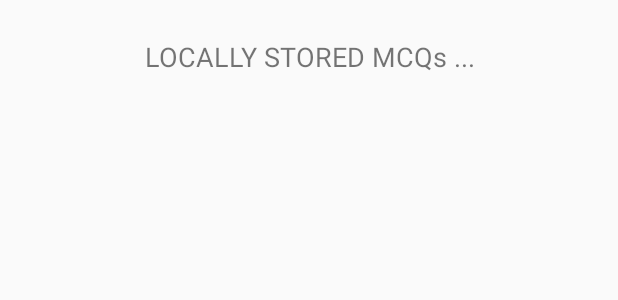
After one commit to stackw1zard/url_request, an Android app: the layout fragment_no_connection.xml on its own in the app's theme, with its tools: preview values and no code run, on a phone screen of 412 x 824 dp. The commit adds this screen. Shown: the top 300 px of the screen. Run offline under Robolectric (Android 15) with nearby library versions, the phone set to English and light mode, and no system bars.

```diff
--- a/app/build.gradle
+++ b/app/build.gradle
@@ -16,6 +16,10 @@ android {
             proguardFiles getDefaultProguardFile('proguard-android-optimize.txt'), 'proguard-rules.pro'
         }
     }
+    compileOptions {
+        sourceCompatibility = '1.8'
+        targetCompatibility = '1.8'
+    }
 }
 
 dependencies {
--- a/app/src/main/java/com/stackwizards/custom/jsonrequest/MainActivity.java
+++ b/app/src/main/java/com/stackwizards/custom/jsonrequest/MainActivity.java
@@ -18,16 +18,15 @@ public class MainActivity extends AppCompatActivity {
         UrlRequest request = new UrlRequest(getApplicationContext());
 //          Type collectionType = TypeToken.getParameterized(List.class, myType).getType();
 
-        JsonObjectParser parser = new JsonObjectParser(Question.class);
+//        JsonObjectParser parser = new JsonObjectParser(Question.class);
 
 //        parser.fromJSonList("",Question.class);
-        String str = "{\"question_text\": \"1) Android is licensed under which open source licensing license?\", \"answer_options\": [\"A. Gnu\\u2019s GPL\", \"B. Apache/MIT\", \"C. OSS\", \"D. Sourceforge\"], \"answer\": \"Ans: B\"}";
 
 //        List<Question> myTypes = parser.fromJSonList(str, Question.class);
 
 //        Log.i("PARSER", myTypes.get(0).getQuestion_text() );
 
-        request.jsonParseURL("http://www.stackwizards.org/json/test5.json", parser);
+//        request.jsonParseURL("http://www.stackwizards.org/json/test5.json", parser);
 
     }
 }
--- /dev/null
+++ b/app/src/main/res/layout/fragment_no_connection.xml
@@ -0,0 +1,183 @@
+<?xml version="1.0" encoding="utf-8"?>
+<LinearLayout xmlns:android="http://schemas.android.com/apk/res/android"
+    android:layout_width="fill_parent"
+    android:layout_height="fill_parent"
+    android:orientation="vertical">
+
+
+    <LinearLayout
+        android:layout_width="match_parent"
+        android:layout_height="100dp"
+        android:padding="25dp"
+        android:orientation="horizontal">
+
+        <TextView
+            android:id="@+id/mcq_info_details"
+            android:layout_width="wrap_content"
+            android:layout_height="wrap_content"
+            android:layout_weight="1"
+            android:gravity="center"
+            android:textSize="18dp"
+            android:text="LOCALLY STORED MCQs ..." />
+    </LinearLayout>
+
+
+    <RelativeLayout
+        android:layout_width="match_parent"
+        android:layout_height="match_parent"
+        android:layout_alignParentEnd="true"
+        android:layout_alignParentBottom="true"
+        android:layout_marginEnd="0dp"
+        android:layout_marginBottom="1dp">
+
+        <!--android:visibility="gone" />-->
+
+
+        <ScrollView
+            android:id="@+id/offline_question_view"
+            android:layout_width="match_parent"
+            android:layout_height="wrap_content"
+            android:visibility="gone">
+
+            <LinearLayout
+                android:layout_width="match_parent"
+                android:layout_height="wrap_content"
+                android:orientation="vertical">
+
+                <TextView
+                    android:id="@+id/offline_question_text"
+                    android:layout_width="match_parent"
+                    android:layout_height="wrap_content"
+                    android:padding="5dp"
+                    android:text="Question text"
+                    android:textStyle="bold"
+                    android:visibility="gone" />
+
+                <LinearLayout
+                    android:id="@+id/insert_point"
+                    android:layout_width="match_parent"
+                    android:layout_height="match_parent"
+                    android:orientation="vertical">
+
+                </LinearLayout>
+
+
+                <TextView
+                    android:id="@+id/offline_question_hint"
+                    android:layout_width="match_parent"
+                    android:layout_height="wrap_content"
+                    android:padding="5dp"
+                    android:text="Question hint"
+                    android:textStyle="italic"
+                    android:visibility="gone" />
+            </LinearLayout>
+        </ScrollView>
+
+
+        <ScrollView
+            android:id="@+id/question_view"
+            android:layout_width="match_parent"
+            android:layout_height="wrap_content">
+
+            <LinearLayout
+                android:id="@+id/insert_point_json_files"
+                android:layout_width="match_parent"
+                android:layout_height="match_parent"
+                android:orientation="vertical"
+                android:visibility="visible"></LinearLayout>
+
+        </ScrollView>
+
+
+        <LinearLayout
+            android:id="@+id/no_connection_add_resource"
+            android:layout_width="match_parent"
+            android:layout_height="wrap_content"
+            android:orientation="vertical"
+            android:visibility="gone">
+
+            <TextView
+                android:layout_width="fill_parent"
+                android:layout_height="wrap_content"
+                android:text="Reading and Writing to External Storage"
+                android:textSize="24sp" />
+
+            <Space
+                android:layout_width="match_parent"
+                android:layout_height="48dp" />
+
+            <EditText
+                android:id="@+id/jsonFileName"
+                android:layout_width="match_parent"
+                android:layout_height="wrap_content"
+                android:focusedByDefault="false"></EditText>
+
+
+            <Space
+                android:layout_width="match_parent"
+                android:layout_height="48dp" />
+
+            <EditText
+                android:id="@+id/jsonUrlResource"
+                android:layout_width="match_parent"
+                android:layout_height="wrap_content"
+                android:focusedByDefault="false"></EditText>
+
+            <LinearLayout
+                android:layout_width="match_parent"
+                android:layout_height="wrap_content"
+                android:layout_margin="15dp"
+                android:layout_marginTop="20dp"
+                android:orientation="horizontal"
+                android:padding="15dp"
+                android:weightSum="3.0">
+
+                <Button
+                    android:id="@+id/saveExternalStorage"
+                    android:layout_width="match_parent"
+                    android:layout_height="wrap_content"
+                    android:layout_weight="1"
+                    android:text="SAVE" />
+
+                <Button
+                    android:id="@+id/getExternalStorage"
+                    android:layout_width="match_parent"
+                    android:layout_height="wrap_content"
+                    android:layout_weight="1"
+                    android:text="READ" />
+
+                <Button
+                    android:id="@+id/getExternalStorageResources"
+                    android:layout_width="match_parent"
+                    android:layout_height="wrap_content"
+                    android:layout_weight="1"
+                    android:text="FILES" />
+
+            </LinearLayout>
+
+            <TextView
+                android:id="@+id/response"
+                android:layout_width="wrap_content"
+                android:layout_height="wrap_content"
+                android:padding="5dp"
+                android:text=""
+                android:textAppearance="?android:attr/textAppearanceMedium" />
+
+        </LinearLayout>
+
+
+        <ImageView
+            android:id="@+id/btn_next"
+            android:layout_width="80dp"
+            android:layout_height="75dp"
+            android:layout_alignParentEnd="true"
+            android:layout_alignParentBottom="true"
+            android:layout_marginEnd="3dp"
+            android:layout_marginBottom="7dp"
+            android:src="@drawable/ic_launcher_foreground"
+            android:visibility="gone" />
+
+    </RelativeLayout>
+
+
+</LinearLayout>
--- a/jsonqeue/src/main/java/com/stackwizards/custom/jsonqeue/RequestHandler.java
+++ b/jsonqeue/src/main/java/com/stackwizards/custom/jsonqeue/RequestHandler.java
@@ -10,4 +10,6 @@ public interface RequestHandler {
 
     public void processString(String jsonString);
 
+    public void requestWentWrong(String errorMsg);
+
 }
--- a/jsonqeue/src/main/java/com/stackwizards/custom/jsonqeue/UrlRequest.java
+++ b/jsonqeue/src/main/java/com/stackwizards/custom/jsonqeue/UrlRequest.java
@@ -1,7 +1,6 @@
 package com.stackwizards.custom.jsonqeue;
 
 import android.content.Context;
-import android.util.Log;
 
 import com.android.volley.Request;
 import com.android.volley.RequestQueue;
@@ -42,7 +41,6 @@ public class UrlRequest {
                 new Response.Listener<JSONArray>() {
                     @Override
                     public void onResponse(JSONArray response) {
-//                        Log.i("XXXXXZZ", response.toString());
 //                        System.out.println(response.toString());
 //                        handler.fromJSonList(response.toString());
                         requestHandler.processString(response.toString());
@@ -78,6 +76,7 @@ public class UrlRequest {
             @Override
             public void onErrorResponse(VolleyError error) {
                 error.printStackTrace();
+                requestHandler.requestWentWrong(error.toString());
             }
         });
 
```
Also changed, not shown: jsonqeue/src/main/java/com/stackwizards/custom/jsonqeue/JsonObjectParser.java (+12 -0 lines), 4 other files.
